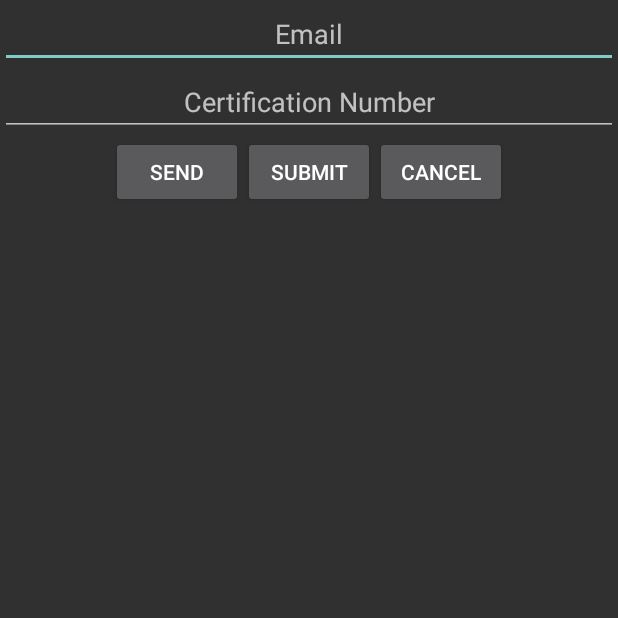
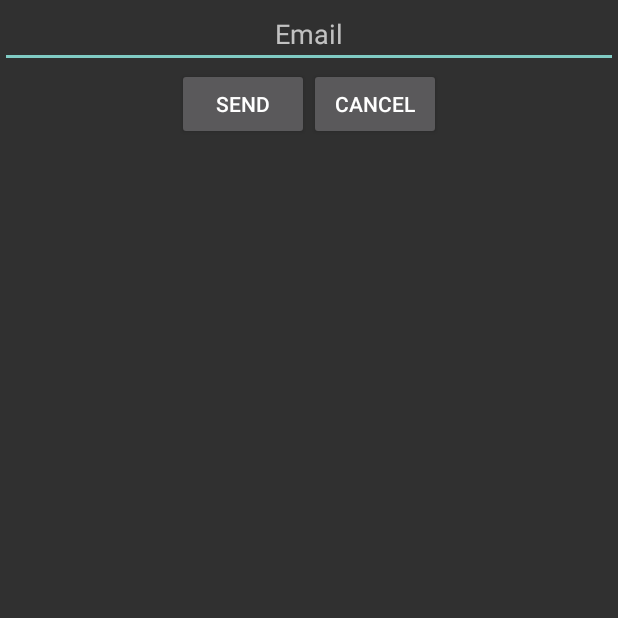
Before and after one commit to lle21cen/MoonLight, an Android app: the FindIDPasswordActivity screen opened directly, with no data from a screen before it, on a phone screen of 412 x 824 dp, the top half of it. Run offline under Robolectric (Android 15) with nearby library versions, the phone set to English and light mode, and no system bars; our stand-ins replace Volley.

Commit message:
아이디/비밀번호찾기 완료

```diff
--- a/app/src/main/res/layout/activity_find_idpassword.xml
+++ b/app/src/main/res/layout/activity_find_idpassword.xml
@@ -17,9 +17,9 @@
         android:layout_width="match_parent"
         android:layout_height="wrap_content"
         android:hint="Certification Number"
-        android:inputType="textEmailAddress"
+        android:inputType="numberPassword"
         android:textAlignment="center"
-        android:visibility="visible" />
+        android:visibility="gone" />
 
     <LinearLayout
         android:layout_width="wrap_content"
@@ -39,6 +39,7 @@
             android:layout_width="wrap_content"
             android:layout_height="wrap_content"
             android:text="SUBMIT"
+            android:visibility="gone"
             android:textAlignment="center" />
 
         <Button
@@ -51,10 +52,10 @@
 
     <LinearLayout
         android:id="@+id/hidden_layout"
-        android:visibility="gone"
         android:layout_width="match_parent"
         android:layout_height="wrap_content"
-        android:orientation="vertical">
+        android:orientation="vertical"
+        android:visibility="gone">
 
         <LinearLayout
             android:layout_width="match_parent"
@@ -67,6 +68,7 @@
                 android:layout_width="match_parent"
                 android:layout_height="wrap_content"
                 android:hint="New password"
+                android:inputType="textPassword"
                 android:textAlignment="center" />
 
             <EditText
@@ -74,11 +76,13 @@
                 android:layout_width="match_parent"
                 android:layout_height="wrap_content"
                 android:hint="Confirm"
+                android:inputType="textPassword"
                 android:textAlignment="center" />
         </LinearLayout>
 
         <Button
-            android:id="@+id/finish"
+            android:id="@+id/btn_complete"
+            android:enabled="false"
             android:layout_width="wrap_content"
             android:layout_height="wrap_content"
             android:layout_gravity="center"
```
Also changed, not shown: app/src/main/java/org/techtown/ideaconcert/FindIDPasswordActivity.java (+78 -6 lines), app/src/main/java/org/techtown/ideaconcert/RegisterActivity.java (+10 -15 lines), app/src/main/java/org/techtown/ideaconcert/ShowProgressDialog.java (added, +21 -0 lines), app/src/main/java/org/techtown/ideaconcert/ValidatePwdEmail.java (added, +32 -0 lines).
